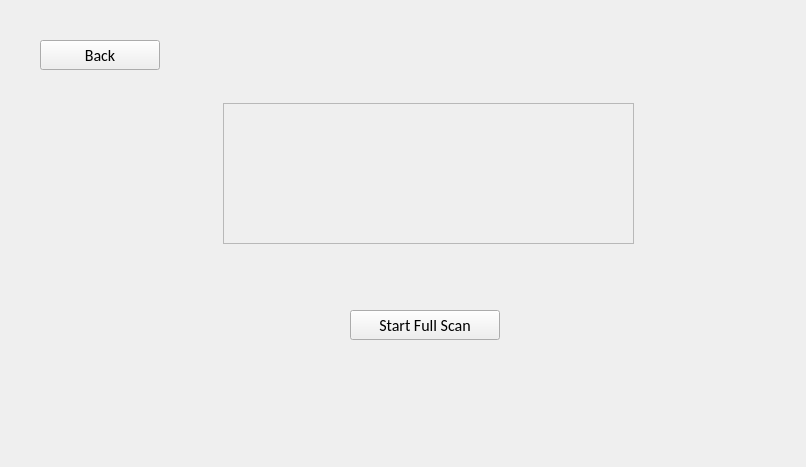
This is widget.ui in Daisy-Aguilar/Custodio as Qt 5 draws it before an edit. The edited form follows.
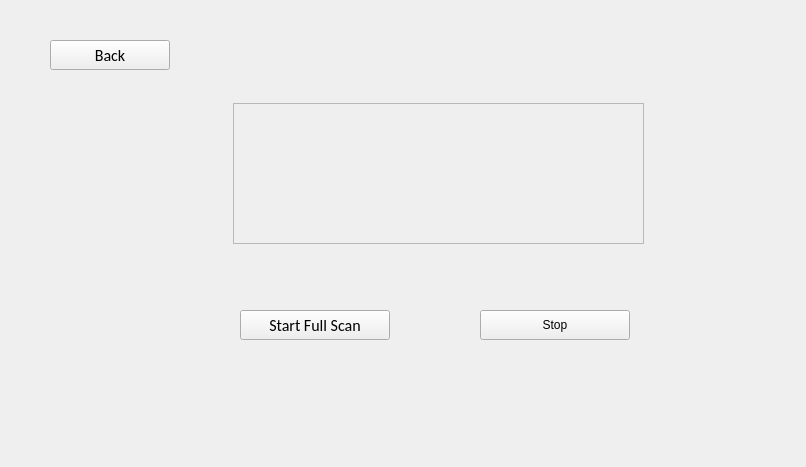
This is the edited form. The open tabs and pages were chosen to show the change.

Commit message: added stop button/edited clamAVpath

What changed in the file:
```diff
--- a/widget.ui
+++ b/widget.ui
@@ -19,7 +19,7 @@
   <widget class="QStackedWidget" name="stackedWidget">
    <property name="geometry">
     <rect>
-     <x>10</x>
+     <x>20</x>
      <y>10</y>
      <width>801</width>
      <height>461</height>
@@ -190,7 +190,7 @@
     <widget class="QPushButton" name="startFullScanButton">
      <property name="geometry">
       <rect>
-       <x>340</x>
+       <x>220</x>
        <y>300</y>
        <width>150</width>
        <height>30</height>
@@ -235,6 +235,19 @@
       </rect>
      </property>
     </widget>
+    <widget class="QPushButton" name="pushButton">
+     <property name="geometry">
+      <rect>
+       <x>460</x>
+       <y>300</y>
+       <width>150</width>
+       <height>30</height>
+      </rect>
+     </property>
+     <property name="text">
+      <string>Stop</string>
+     </property>
+    </widget>
    </widget>
    <widget class="QWidget" name="page_4">
     <widget class="QPushButton" name="startFolderScanButton">
```
Left out of the diff: 2 changed lines with no effect on the pictures. The commit also changes 3 other files.
